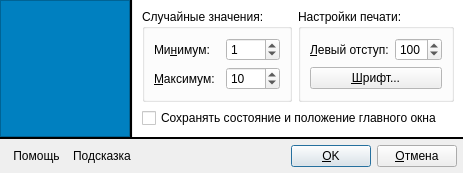
Before: the Qt Designer form ui/settingsdialog.ui in leppa/tspsg, drawn with Qt 5.
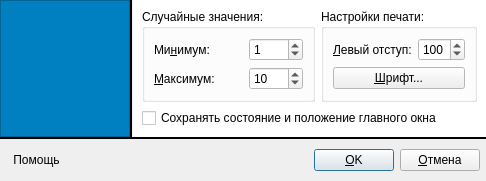
After: the same form once the commit is applied. Icons and pictures are not drawn.

Commit message: Interface updates and main menu changes...

```diff
--- a/ui/settingsdialog.ui
+++ b/ui/settingsdialog.ui
@@ -5,8 +5,8 @@
    <rect>
     <x>0</x>
     <y>0</y>
-    <width>436</width>
-    <height>172</height>
+    <width>440</width>
+    <height>176</height>
    </rect>
   </property>
   <property name="windowTitle" >
@@ -365,14 +365,20 @@
          <verstretch>0</verstretch>
         </sizepolicy>
        </property>
-       <property name="text" >
-        <string>Подсказка</string>
+       <property name="minimumSize" >
+        <size>
+         <width>235</width>
+         <height>30</height>
+        </size>
+       </property>
+       <property name="statusTip" >
+        <string>Наведите указателем мыши на требуемый элемент диалога, чтоб получить подсказку</string>
        </property>
        <property name="textFormat" >
         <enum>Qt::PlainText</enum>
        </property>
        <property name="alignment" >
-        <set>Qt::AlignLeading|Qt::AlignLeft|Qt::AlignVCenter</set>
+        <set>Qt::AlignJustify|Qt::AlignVCenter</set>
        </property>
        <property name="wordWrap" >
         <bool>true</bool>
```
Left out of the diff: 23 changed lines with no effect on the pictures. The commit also changes 1 other file.
